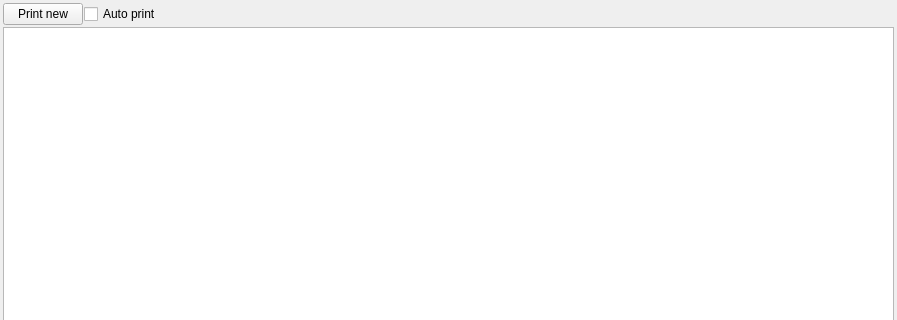
Qt form quickevent/app/plugins/qml/Receipes/src/receipeswidget.ui (Quick-Event/quickbox) before a commit; both pictures show x 0 to 897 and y 0 to 320 of the 897 by 612 pixel window.
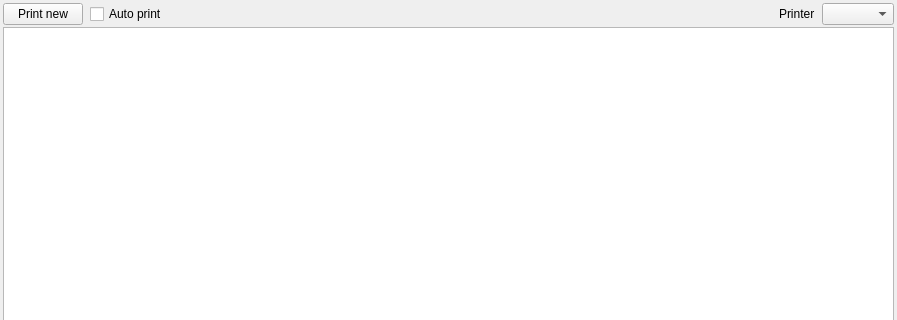
The same form after that commit. Custom widgets are drawn as their Qt base class.

Commit message: QuickEvent: Printer selector in Receipes plugin

```diff
--- a/quickevent/app/plugins/qml/Receipes/src/receipeswidget.ui
+++ b/quickevent/app/plugins/qml/Receipes/src/receipeswidget.ui
@@ -31,6 +31,9 @@
    </property>
    <item>
     <layout class="QHBoxLayout" name="horizontalLayout">
+     <property name="spacing">
+      <number>7</number>
+     </property>
      <item>
       <widget class="QPushButton" name="btPrintNew">
        <property name="text">
@@ -58,6 +61,16 @@
        </property>
       </spacer>
      </item>
+     <item>
+      <widget class="QLabel" name="label">
+       <property name="text">
+        <string>Printer</string>
+       </property>
+      </widget>
+     </item>
+     <item>
+      <widget class="QComboBox" name="cbxPrinters"/>
+     </item>
     </layout>
    </item>
    <item>
```
The commit also changes 9 other files.
